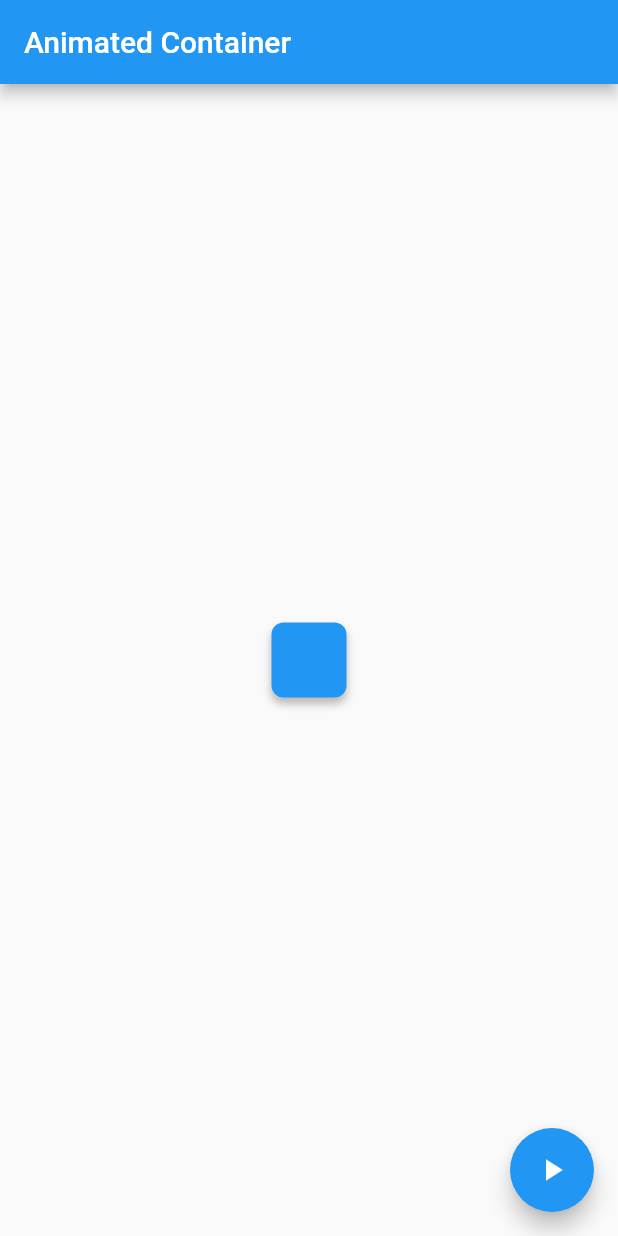
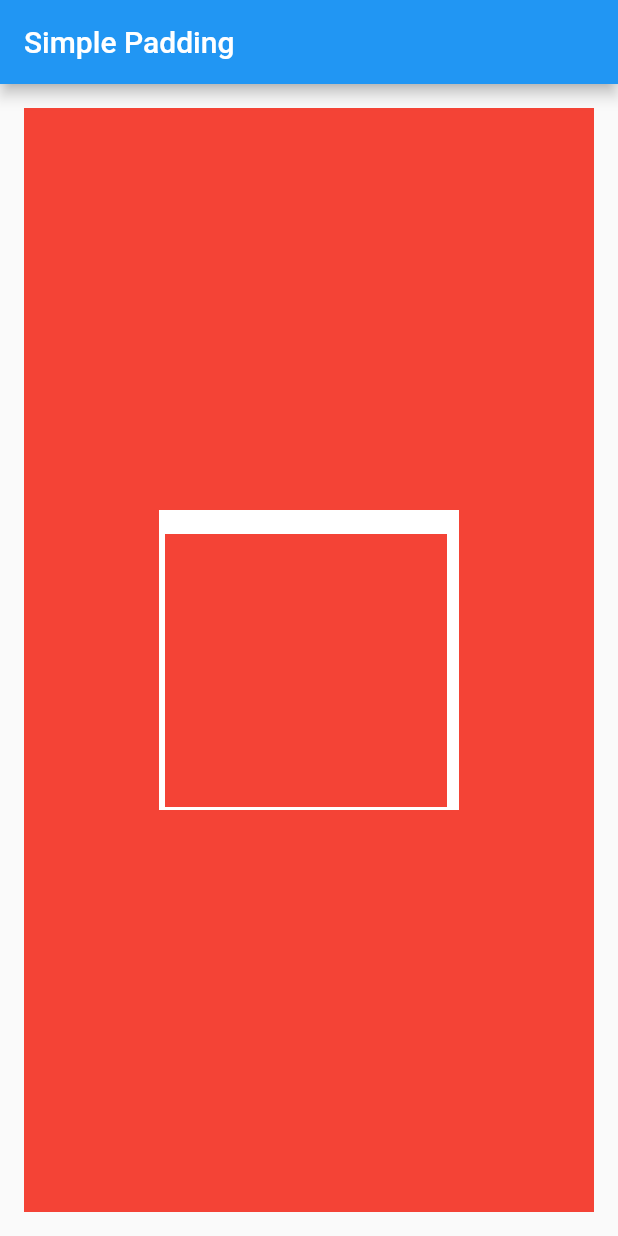
Before and after one commit to rockar06/Flutter-Basics, a Flutter app: the screen it shows after launch, on a phone screen of 412 x 824 dp. Run offline on Flutter 3.47's test engine with Material 2 defaults, Android fonts, the phone set to English and light mode, and no system bars.

Commit message:
Add samples for container and padding

```diff
--- /dev/null
+++ b/lib/common/custom_scaffold.dart
@@ -0,0 +1,21 @@
+import 'package:flutter/material.dart';
+
+class CustomScaffold extends StatelessWidget {
+  final String title;
+  final Widget body;
+  final FloatingActionButton floatingActionButton;
+
+  const CustomScaffold(
+      {@required this.title, @required this.body, this.floatingActionButton});
+
+  @override
+  Widget build(BuildContext context) {
+    return Scaffold(
+      appBar: AppBar(
+        title: Text(title),
+      ),
+      body: body,
+      floatingActionButton: floatingActionButton,
+    );
+  }
+}
--- a/lib/main.dart
+++ b/lib/main.dart
@@ -1,6 +1,5 @@
 import 'package:flutter/material.dart';
-
-import 'container/animated_container.dart';
+import 'package:fluttercourse/widgets/padding/sample_padding.dart';
 
 void main() {
   runApp(MyApp());
@@ -17,7 +16,7 @@ class MyApp extends StatelessWidget {
         visualDensity: VisualDensity.adaptivePlatformDensity,
       ),
       //home: MyHomePage(title: 'Flutter Demo Home Page'),
-      home: AnimatedContainerSample(),
+      home: SimplePadding(),
     );
   }
 }
--- /dev/null
+++ b/lib/widgets/padding/sample_padding.dart
@@ -0,0 +1,40 @@
+import 'package:flutter/material.dart';
+import 'package:fluttercourse/common/custom_scaffold.dart';
+
+const _padding2 = 2.0;
+const _padding4 = 4.0;
+const _padding8 = 8.0;
+const _padding16 = 16.0;
+const _containerSize = 200.0;
+
+class SimplePadding extends StatelessWidget {
+  @override
+  Widget build(BuildContext context) {
+    return CustomScaffold(
+      title: "Simple Padding",
+      body: Padding(
+        padding: EdgeInsets.all(_padding16),
+        child: Container(
+          color: Colors.red,
+          alignment: Alignment.center,
+          child: _getChildContainer(),
+        ),
+      ),
+    );
+  }
+
+  Widget _getChildContainer() {
+    return Container(
+      width: _containerSize,
+      height: _containerSize,
+      color: Colors.white,
+      child: Padding(
+        padding:
+            EdgeInsets.fromLTRB(_padding4, _padding16, _padding8, _padding2),
+        child: Container(
+          color: Colors.red,
+        ),
+      ),
+    );
+  }
+}
```
Also changed, not shown: lib/widgets/container/simple_container.dart (added, +61 -0 lines), lib/widgets/container/animated_container.dart (renamed from lib/container/animated_container.dart), 1 other file.
